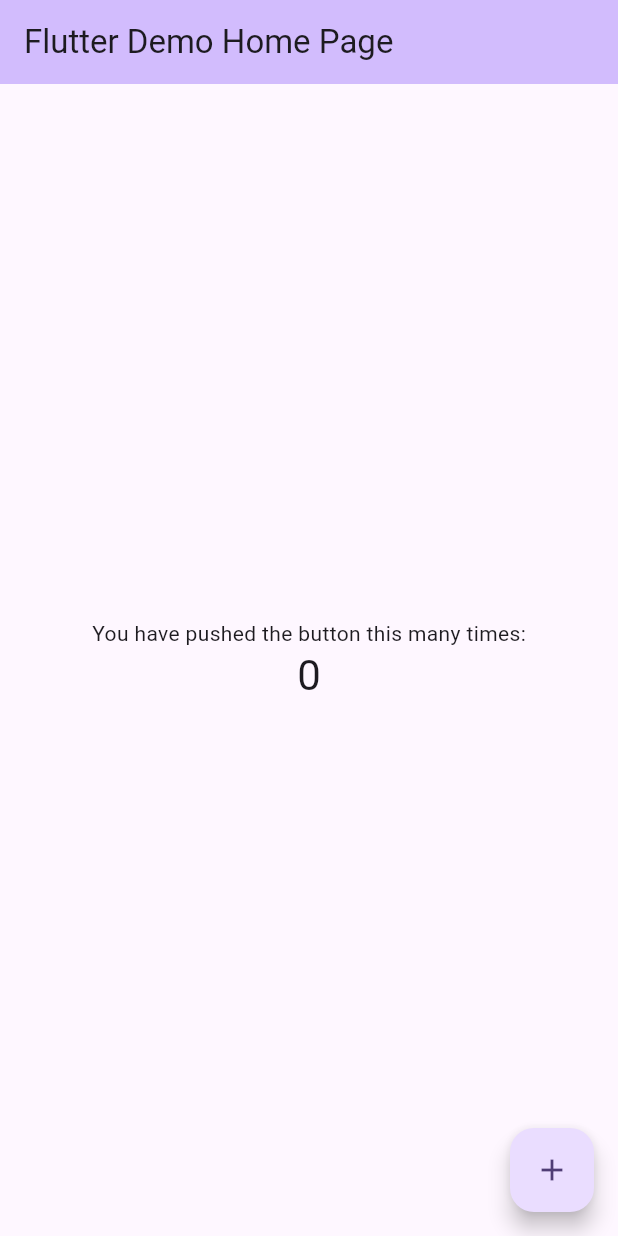
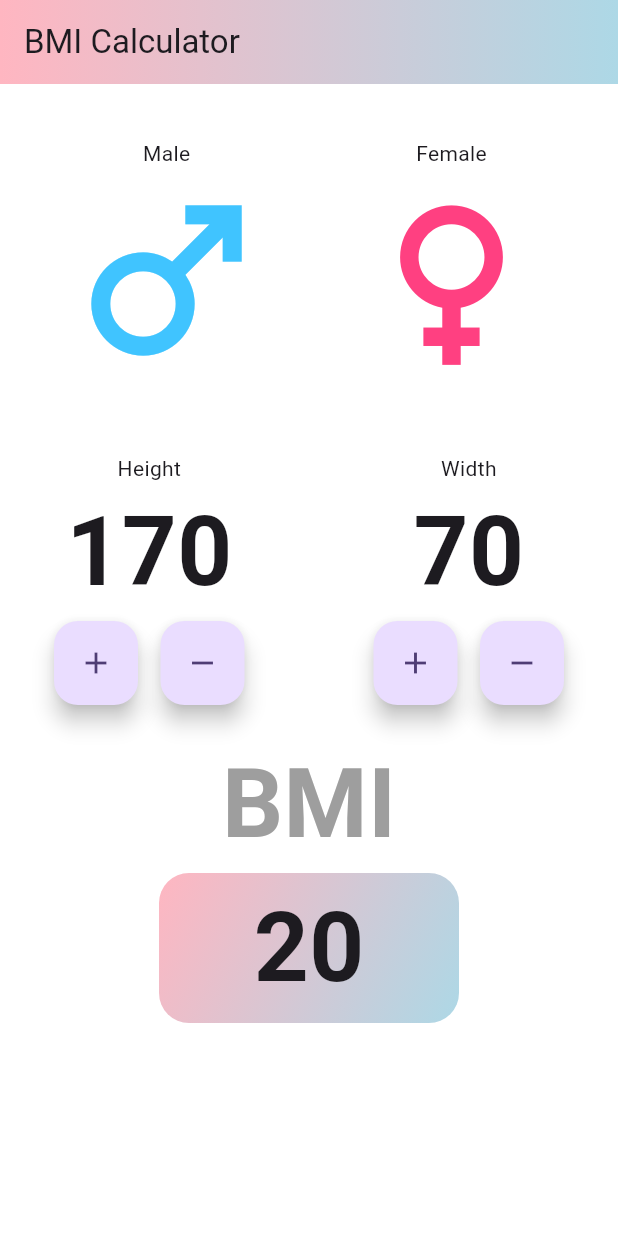
Before and after one commit to GayashanHansaja/BMI_calculator, a Flutter app: the screen it shows after launch, on a phone screen of 412 x 824 dp. Run offline on Flutter 3.47's test engine with Material 3 defaults, Android fonts, the phone set to English and light mode, and no system bars.

Commit message:
create bmi app UI

```diff
--- a/bmi_cal/lib/main.dart
+++ b/bmi_cal/lib/main.dart
@@ -1,3 +1,4 @@
+import 'package:bmi_cal/main_page.dart';
 import 'package:flutter/material.dart';
 
 void main() {
@@ -11,116 +12,13 @@ class MyApp extends StatelessWidget {
   @override
   Widget build(BuildContext context) {
     return MaterialApp(
+      debugShowCheckedModeBanner: false,
       title: 'Flutter Demothisis my first flutter appp',
       theme: ThemeData(
-        // This is the theme of your application.
-        //
-        // TRY THIS: Try running your application with "flutter run". You'll see
-        // the application has a purple toolbar. Then, without quitting the app,
-        // try changing the seedColor in the colorScheme below to Colors.green
-        // and then invoke "hot reload" (save your changes or press the "hot
-        // reload" button in a Flutter-supported IDE, or press "r" if you used
-        // the command line to start the app).
-        //
-        // Notice that the counter didn't reset back to zero; the application
-        // state is not lost during the reload. To reset the state, use hot
-        // restart instead.
-        //
-        // This works for code too, not just values: Most code changes can be
-        // tested with just a hot reload.
         colorScheme: ColorScheme.fromSeed(seedColor: const Color.fromARGB(255, 94, 40, 188)),
         useMaterial3: true,
       ),
-      home: const MyHomePage(title: 'Flutter Demo Home Page'),
+      home: const MainApp(),
     );
   }
 }
-
-class MyHomePage extends StatefulWidget {
-  const MyHomePage({super.key, required this.title});
-
-  // This widget is the home page of your application. It is stateful, meaning
-  // that it has a State object (defined below) that contains fields that affect
-  // how it looks.
-
-  // This class is the configuration for the state. It holds the values (in this
-  // case the title) provided by the parent (in this case the App widget) and
-  // used by the build method of the State. Fields in a Widget subclass are
-  // always marked "final".
-
-  final String title;
-
-  @override
-  State<MyHomePage> createState() => _MyHomePageState();
-}
-
-class _MyHomePageState extends State<MyHomePage> {
-  int _counter = 0;
-
-  void _incrementCounter() {
-    setState(() {
-      // This call to setState tells the Flutter framework that something has
-      // changed in this State, which causes it to rerun the build method below
-      // so that the display can reflect the updated values. If we changed
-      // _counter without calling setState(), then the build method would not be
-      // called again, and so nothing would appear to happen.
-
-    });
-    _counter++;
-  }
-
-  @override
-  Widget build(BuildContext context) {
-    // This method is rerun every time setState is called, for instance as done
-    // by the _incrementCounter method above.
-    //
-    // The Flutter framework has been optimized to make rerunning build methods
-    // fast, so that you can just rebuild anything that needs updating rather
-    // than having to individually change instances of widgets.
-    return Scaffold(
-      appBar: AppBar(
-        // TRY THIS: Try changing the color here to a specific color (to
-        // Colors.amber, perhaps?) and trigger a hot reload to see the AppBar
-        // change color while the other colors stay the same.
-        backgroundColor: Theme.of(context).colorScheme.inversePrimary,
-        // Here we take the value from the MyHomePage object that was created by
-        // the App.build method, and use it to set our appbar title.
-        title: Text(widget.title),
-      ),
-      body: Center(
-        // Center is a layout widget. It takes a single child and positions it
-        // in the middle of the parent.
-        child: Column(
-          // Column is also a layout widget. It takes a list of children and
-          // arranges them vertically. By default, it sizes itself to fit its
-          // children horizontally, and tries to be as tall as its parent.
-          //
-          // Column has various properties to control how it sizes itself and
-          // how it positions its children. Here we use mainAxisAlignment to
-          // center the children vertically; the main axis here is the vertical
-          // axis because Columns are vertical (the cross axis would be
-          // horizontal).
-          //
-          // TRY THIS: Invoke "debug painting" (choose the "Toggle Debug Paint"
-          // action in the IDE, or press "p" in the console), to see the
-          // wireframe for each widget.
-          mainAxisAlignment: MainAxisAlignment.center,
-          children: <Widget>[
-            const Text(
-              'You have pushed the button this many times:',
-            ),
-            Text(
-              '$_counter',
-              style: Theme.of(context).textTheme.headlineMedium,
-            ),
-          ],
-        ),
-      ),
-      floatingActionButton: FloatingActionButton(
-        onPressed: _incrementCounter,
-        tooltip: 'Increment',
-        child: const Icon(Icons.add),
-      ), // This trailing comma makes auto-formatting nicer for build methods.
-    );
-  }
-}
--- /dev/null
+++ b/bmi_cal/lib/main_page.dart
@@ -0,0 +1,153 @@
+import 'package:flutter/material.dart';
+
+class MainApp extends StatefulWidget {
+  const MainApp({super.key});
+
+  @override
+  State<MainApp> createState() => _MainAppState();
+}
+
+class _MainAppState extends State<MainApp> {
+  @override
+  Widget build(BuildContext context) {
+    return Scaffold(
+        appBar:AppBar(
+          title: const Text('BMI Calculator'),
+          flexibleSpace: Container(
+            decoration: const BoxDecoration(
+              gradient: LinearGradient(
+                colors: [Color(0xFFFFB6C1), Color(0xFFADD8E6)],
+                begin: Alignment.centerLeft,
+                end: Alignment.centerRight,
+              ),
+            ),
+          ),
+        ),
+        body: Container(
+          color: Colors.white,
+          child: Padding(
+            padding: const EdgeInsets.all(16.0),
+            child: Column(
+              children: [
+                Row(
+                 children:[
+                    Padding(
+                      padding: const EdgeInsets.all(20.0),
+                      child:Center(
+                        child: Column(
+                          children: [
+                           Text("Male"),
+                            Icon(Icons.male,
+                                size: 150, color: Colors.lightBlueAccent),
+                          ],
+                        ),
+                      ),
+                    ),
+                    Spacer(),
+                    Padding(
+                      padding: EdgeInsets.all(20.0),
+                      child: Column(
+                        children:  [
+                          Text("Female"),
+                          Icon(Icons.female,
+                              size: 150, color: Colors.pinkAccent),
+                        ],
+                      ),
+                    )
+                  ],
+                ),
+                Row(
+                  children: [
+                    Padding(
+                      padding:EdgeInsets.all(20.0),
+                      child: Center(
+                        child: Column(
+                          children: [
+                            const Text("Height"),
+                            Text(
+                              "170",
+                              style: TextStyle(
+                                  fontSize: 64, fontWeight: FontWeight.bold),
+                            ),
+                            Row(
+                              children: [
+                                FloatingActionButton(
+                                  onPressed: null,
+                                  child: Icon(Icons.add),
+                                ),
+                                SizedBox(
+                                  width: 15,
+                                ),
+                                FloatingActionButton(
+                                  onPressed: null,
+                                  child: Icon(Icons.remove),
+                                )
+                              ],
+                            )
+                          ],
+                        ),
+                      ),
+                    ),
+                     Spacer(),
+                    Padding(
+                      padding:  EdgeInsets.all(20.0),
+                      child: Column(
+                        children: [
+                          Text("Width"),
+                          Text(
+                            "70",
+                            style: TextStyle(
+                                fontSize: 64, fontWeight: FontWeight.bold),
+                          ),
+                          Row(
+                            children: [
+                              FloatingActionButton(
+                                onPressed: null,
+                                child: Icon(Icons.add),
+                              ),
+                              SizedBox(
+                                width: 15,
+                              ),
+                              FloatingActionButton(
+                                onPressed: null,
+                                child: Icon(Icons.remove),
+                              )
+                            ],
+                          )
+                        ],
+                      ),
+                    )
+                  ],
+                ),
+                Text(
+                  "BMI",
+                  style: TextStyle(
+                      color: Colors.grey,
+                      fontSize: 64,
+                      fontWeight: FontWeight.bold),
+                ),
+                Container(
+                    width: 200,
+                    height: 100,
+                    decoration: BoxDecoration(
+                        gradient: LinearGradient(
+                          colors: [
+                            Color(0xFFFFB6C1),
+                            Color(0xFFADD8E6)
+                          ], // Updated gradient colors
+                          begin: Alignment.topLeft,
+                          end: Alignment.bottomRight,
+                        ),
+                        borderRadius: BorderRadius.circular(20)),
+                    child: Center(
+                        child: Text(
+                      "20",
+                      style:
+                          TextStyle(fontSize: 64, fontWeight: FontWeight.bold),
+                    ))),
+              ],
+            ),
+          ),
+        ));
+  }
+}
```
Also changed, not shown: bmi_cal/pubspec.lock.
